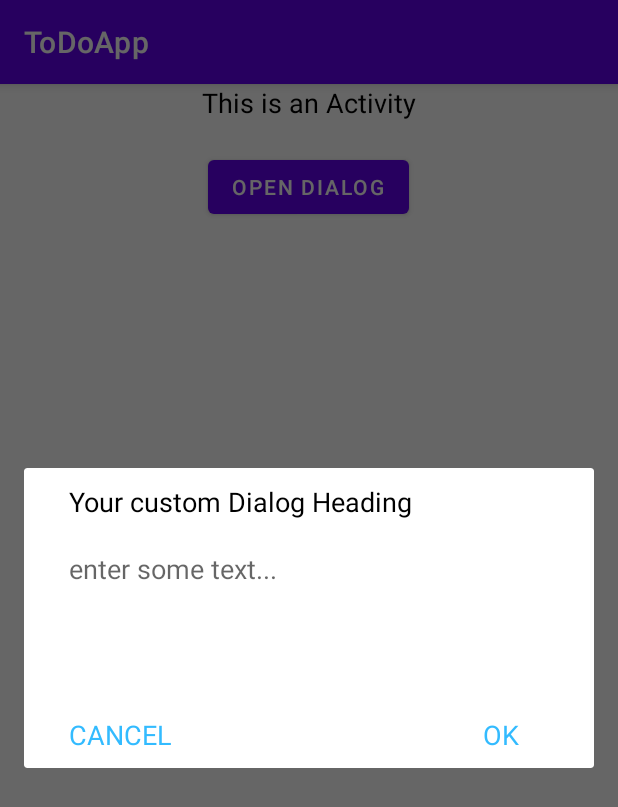
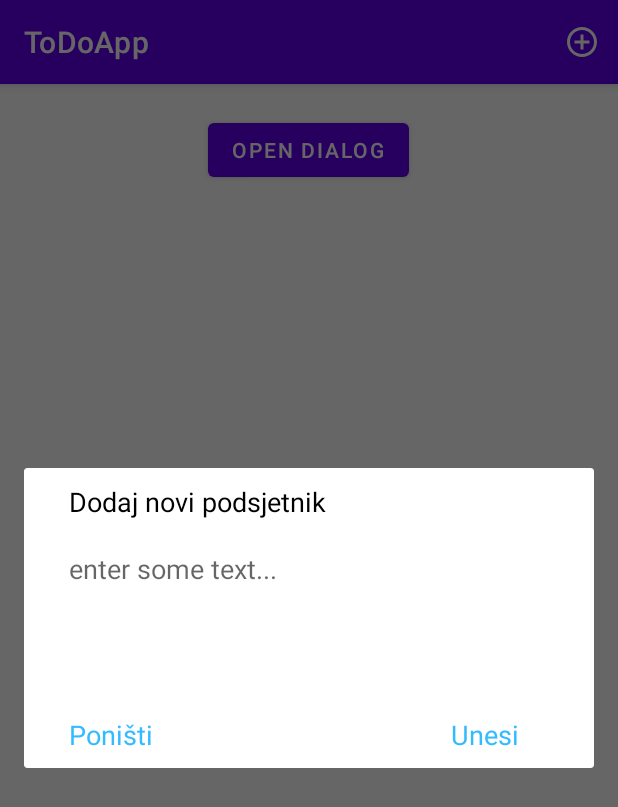
Before and after one commit to Dominik277/ToDoApp, an Android app: the screen it shows after launch (MainActivity), after a tap on "OPEN DIALOG", on a phone screen of 412 x 824 dp. Shown: the top 807 px of the screen. Run offline under Robolectric (Android 15) with nearby library versions, the phone set to English and light mode, and no system bars.

Commit message:
Dodan gumb u uglu.

```diff
--- a/app/src/main/java/to/Do/app/MainActivity.java
+++ b/app/src/main/java/to/Do/app/MainActivity.java
@@ -1,8 +1,12 @@
 package to.Do.app;
 
+import androidx.annotation.NonNull;
 import androidx.appcompat.app.AppCompatActivity;
 import android.os.Bundle;
 import android.util.Log;
+import android.view.Menu;
+import android.view.MenuInflater;
+import android.view.MenuItem;
 import android.view.View;
 import android.widget.Button;
 import android.widget.TextView;
@@ -14,6 +18,7 @@ public class MainActivity extends AppCompatActivity implements MyCustomDialog.On
     private Button mOpenDialog;
     private TextView mInputDisplay;
     private String mInput;
+    private View actionItem;
 
 
     @Override
@@ -23,6 +28,7 @@ public class MainActivity extends AppCompatActivity implements MyCustomDialog.On
 
         mOpenDialog = findViewById(R.id.openDialog);
         mInputDisplay = findViewById(R.id.inputDialog);
+        actionItem = findViewById(R.id.actionIcon);
 
         mOpenDialog.setOnClickListener(new View.OnClickListener() {
             @Override
@@ -36,6 +42,13 @@ public class MainActivity extends AppCompatActivity implements MyCustomDialog.On
     }
 
     @Override
+    public boolean onCreateOptionsMenu(Menu menu) {
+        MenuInflater inflater = getMenuInflater();
+        inflater.inflate(R.menu.menu,menu);
+        return true;
+    }
+
+    @Override
     public void sendInput(String input) {
 
         Log.d(TAG,"sendInput: got the input: " + input);
@@ -43,8 +56,24 @@ public class MainActivity extends AppCompatActivity implements MyCustomDialog.On
         setInputToTextView();
     }
 
-    private void setInputToTextView(){
+    private void setInputToTextView() {
         mInputDisplay.setText(mInput);
     }
 
+    @Override
+    public boolean onOptionsItemSelected(@NonNull MenuItem item) {
+
+        switch (item.getItemId()){
+            case R.id.actionIcon:
+                otvoriAlertDialog();
+                return true;
+        }
+        return super.onOptionsItemSelected(item);
+    }
+
+    private void otvoriAlertDialog() {
+
+
+
+    }
 }
--- a/app/src/main/res/layout/activity_main.xml
+++ b/app/src/main/res/layout/activity_main.xml
@@ -12,15 +12,6 @@
         android:id="@+id/activity_container"
         android:layout_width="match_parent"
         android:layout_height="match_parent">
-
-        <TextView
-            android:id="@+id/heading"
-            android:layout_width="wrap_content"
-            android:layout_height="wrap_content"
-            android:layout_centerHorizontal="true"
-            android:text="This is an Activity"
-            android:textSize="18dp"
-            android:textColor="#000"/>
 
         <Button
             android:id="@+id/openDialog"
--- a/app/src/main/res/layout/dialog_alert.xml
+++ b/app/src/main/res/layout/dialog_alert.xml
@@ -17,7 +17,7 @@
             android:id="@+id/heading"
             android:layout_width="match_parent"
             android:layout_height="wrap_content"
-            android:text="Your custom Dialog Heading"
+            android:text="Dodaj novi podsjetnik"
             android:textSize="18sp"
             android:textColor="#000"/>
 
@@ -35,7 +35,7 @@
             android:id="@+id/actionOk"
             android:layout_width="wrap_content"
             android:layout_height="wrap_content"
-            android:text="OK"
+            android:text="Unesi"
             android:layout_alignParentBottom="true"
             android:layout_alignParentRight="true"
             android:layout_marginRight="20dp"
@@ -46,7 +46,7 @@
             android:id="@+id/actionCancel"
             android:layout_width="wrap_content"
             android:layout_height="wrap_content"
-            android:text="CANCEL"
+            android:text="Poništi"
             android:layout_alignParentBottom="true"
             android:layout_alignParentStart="true"
             android:layout_marginRight="20dp"
```
